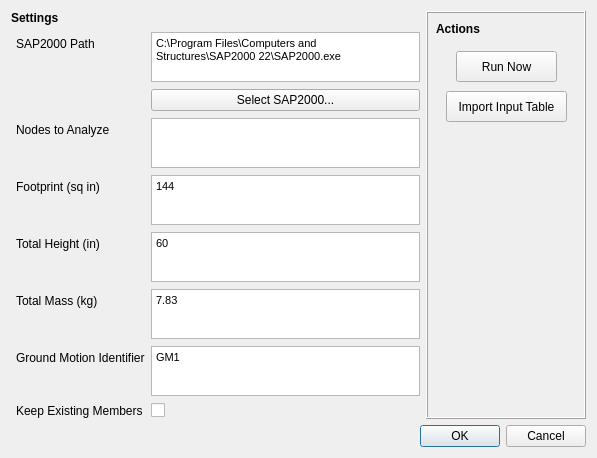
First picture: the form in resources/UI/autobuilder_runtowers_v2.ui, repository UofT-Seismic-Design-Team/Autobuilder-3.0, before the edit.
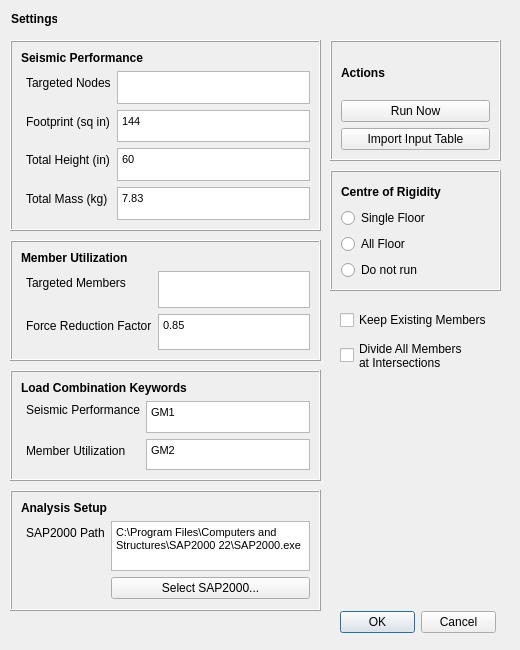
Second picture: the form after the edit.

Commit message:
Major update on RunTowers
New face dialog in progress

```diff
--- a/resources/UI/autobuilder_runtowers_v2.ui
+++ b/resources/UI/autobuilder_runtowers_v2.ui
@@ -2,48 +2,138 @@
 <ui version="4.0">
  <class>runTowersDialog</class>
  <widget class="QDialog" name="runTowersDialog">
+  <property name="enabled">
+   <bool>true</bool>
+  </property>
   <property name="geometry">
    <rect>
     <x>0</x>
     <y>0</y>
-    <width>597</width>
-    <height>458</height>
+    <width>520</width>
+    <height>650</height>
    </rect>
   </property>
+  <property name="minimumSize">
+   <size>
+    <width>520</width>
+    <height>650</height>
+   </size>
+  </property>
+  <property name="maximumSize">
+   <size>
+    <width>520</width>
+    <height>650</height>
+   </size>
+  </property>
   <property name="windowTitle">
    <string>Run Towers</string>
   </property>
-  <layout class="QVBoxLayout" name="verticalLayout_2">
-   <item>
-    <layout class="QHBoxLayout" name="horizontalLayout">
-     <item>
+  <widget class="QDialogButtonBox" name="runTowers_buttonBox">
+   <property name="geometry">
+    <rect>
+     <x>340</x>
+     <y>610</y>
+     <width>156</width>
+     <height>24</height>
+    </rect>
+   </property>
+   <property name="standardButtons">
+    <set>QDialogButtonBox::Cancel|QDialogButtonBox::Ok</set>
+   </property>
+  </widget>
+  <widget class="QFrame" name="cr_frame">
+   <property name="geometry">
+    <rect>
+     <x>330</x>
+     <y>170</y>
+     <width>171</width>
+     <height>121</height>
+    </rect>
+   </property>
+   <property name="minimumSize">
+    <size>
+     <width>160</width>
+     <height>0</height>
+    </size>
+   </property>
+   <property name="frameShape">
+    <enum>QFrame::Box</enum>
+   </property>
+   <property name="frameShadow">
+    <enum>QFrame::Raised</enum>
+   </property>
       <layout class="QVBoxLayout" name="verticalLayout">
        <item>
-        <widget class="QLabel" name="settings_title">
+     <widget class="QLabel" name="cr_label">
          <property name="font">
           <font>
            <bold>true</bold>
           </font>
          </property>
-         <property name="cursor">
-          <cursorShape>ArrowCursor</cursorShape>
+      <property name="text">
+       <string>Centre of Rigidity</string>
+      </property>
+     </widget>
+    </item>
+    <item>
+     <widget class="QRadioButton" name="singleFloor_radioButton">
+      <property name="text">
+       <string>Single Floor</string>
+      </property>
+     </widget>
+    </item>
+    <item>
+     <widget class="QRadioButton" name="allFloor_radioButton">
+      <property name="text">
+       <string>All Floor</string>
+      </property>
+     </widget>
+    </item>
+    <item>
+     <widget class="QRadioButton" name="doNotRun_radioButton">
+      <property name="text">
+       <string>Do not run</string>
+      </property>
+     </widget>
+    </item>
+   </layout>
+  </widget>
+  <widget class="QFrame" name="analysis_setup_frame">
+   <property name="geometry">
+    <rect>
+     <x>10</x>
+     <y>490</y>
+     <width>311</width>
+     <height>121</height>
+    </rect>
+   </property>
+   <property name="minimumSize">
+    <size>
+     <width>160</width>
+     <height>0</height>
+    </size>
          </property>
          <property name="frameShape">
-          <enum>QFrame::NoFrame</enum>
+    <enum>QFrame::Box</enum>
+   </property>
+   <property name="frameShadow">
+    <enum>QFrame::Raised</enum>
+   </property>
+   <layout class="QVBoxLayout" name="verticalLayout_2">
+    <item>
+     <widget class="QLabel" name="analysis_setup_label">
+      <property name="font">
+       <font>
+        <bold>true</bold>
+       </font>
          </property>
          <property name="text">
-          <string>&lt;html&gt;&lt;head/&gt;&lt;body&gt;&lt;p&gt;&lt;span style=&quot; font-weight:600;&quot;&gt;Settings&lt;/span&gt;&lt;/p&gt;&lt;/body&gt;&lt;/html&gt;</string>
-         </property>
-         <property name="textFormat">
-          <enum>Qt::RichText</enum>
-         </property>
-         <property name="indent">
-          <number>-1</number>
+       <string>Analysis Setup</string>
          </property>
         </widget>
        </item>
        <item>
-        <layout class="QFormLayout" name="formLayout">
+     <layout class="QFormLayout" name="analysis_setup_layout">
          <item row="0" column="0">
           <widget class="QLabel" name="SAP2000Path_title">
            <property name="sizePolicy">
@@ -111,7 +201,39 @@
            </property>
           </widget>
          </item>
-         <item row="2" column="0">
+     </layout>
+    </item>
+   </layout>
+  </widget>
+  <widget class="QFrame" name="cost_calculation_frame">
+   <property name="geometry">
+    <rect>
+     <x>10</x>
+     <y>40</y>
+     <width>311</width>
+     <height>191</height>
+    </rect>
+   </property>
+   <property name="frameShape">
+    <enum>QFrame::Box</enum>
+   </property>
+   <property name="frameShadow">
+    <enum>QFrame::Raised</enum>
+   </property>
+   <layout class="QFormLayout" name="formLayout">
+    <item row="0" column="0" colspan="2">
+     <widget class="QLabel" name="cost_calculation_label">
+      <property name="font">
+       <font>
+        <bold>true</bold>
+       </font>
+      </property>
+      <property name="text">
+       <string>Seismic Performance</string>
+      </property>
+     </widget>
+    </item>
+    <item row="1" column="0">
           <widget class="QLabel" name="nodesToAnalyze_title">
            <property name="minimumSize">
             <size>
@@ -123,14 +245,14 @@
             <enum>QFrame::NoFrame</enum>
            </property>
            <property name="text">
-            <string>&lt;html&gt;&lt;head/&gt;&lt;body&gt;&lt;p&gt;Nodes to Analyze&lt;/p&gt;&lt;/body&gt;&lt;/html&gt;</string>
+       <string>&lt;html&gt;&lt;head/&gt;&lt;body&gt;&lt;p&gt;Targeted Nodes&lt;/p&gt;&lt;/body&gt;&lt;/html&gt;</string>
            </property>
            <property name="indent">
             <number>5</number>
            </property>
           </widget>
          </item>
-         <item row="2" column="1">
+    <item row="1" column="1">
           <widget class="QTextEdit" name="nodesToAnalyze_input">
            <property name="enabled">
             <bool>true</bool>
@@ -141,9 +263,15 @@
              <height>50</height>
             </size>
            </property>
-          </widget>
-         </item>
-         <item row="3" column="0">
+      <property name="verticalScrollBarPolicy">
+       <enum>Qt::ScrollBarAlwaysOff</enum>
+      </property>
+      <property name="horizontalScrollBarPolicy">
+       <enum>Qt::ScrollBarAlwaysOff</enum>
+      </property>
+     </widget>
+    </item>
+    <item row="2" column="0">
           <widget class="QLabel" name="footprint_title">
            <property name="minimumSize">
             <size>
@@ -162,7 +290,7 @@
            </property>
           </widget>
          </item>
-         <item row="3" column="1">
+    <item row="2" column="1">
           <widget class="QTextEdit" name="footprint_input">
            <property name="maximumSize">
             <size>
@@ -170,6 +298,12 @@
              <height>50</height>
             </size>
            </property>
+      <property name="verticalScrollBarPolicy">
+       <enum>Qt::ScrollBarAlwaysOff</enum>
+      </property>
+      <property name="horizontalScrollBarPolicy">
+       <enum>Qt::ScrollBarAlwaysOff</enum>
+      </property>
            <property name="html">
             <string>&lt;!DOCTYPE HTML PUBLIC &quot;-//W3C//DTD HTML 4.0//EN&quot; &quot;http://www.w3.org/TR/REC-html40/strict.dtd&quot;&gt;
 &lt;html&gt;&lt;head&gt;&lt;meta name=&quot;qrichtext&quot; content=&quot;1&quot; /&gt;&lt;meta charset=&quot;utf-8&quot; /&gt;&lt;style type=&quot;text/css&quot;&gt;
@@ -182,7 +316,7 @@
            </property>
           </widget>
          </item>
-         <item row="4" column="0">
+    <item row="3" column="0">
           <widget class="QLabel" name="totalHeight_title">
            <property name="minimumSize">
             <size>
@@ -201,7 +335,7 @@
            </property>
           </widget>
          </item>
-         <item row="4" column="1">
+    <item row="3" column="1">
           <widget class="QTextEdit" name="totalHeight_input">
            <property name="maximumSize">
             <size>
@@ -209,6 +343,12 @@
              <height>50</height>
             </size>
            </property>
+      <property name="verticalScrollBarPolicy">
+       <enum>Qt::ScrollBarAlwaysOff</enum>
+      </property>
+      <property name="horizontalScrollBarPolicy">
+       <enum>Qt::ScrollBarAlwaysOff</enum>
+      </property>
            <property name="html">
             <string>&lt;!DOCTYPE HTML PUBLIC &quot;-//W3C//DTD HTML 4.0//EN&quot; &quot;http://www.w3.org/TR/REC-html40/strict.dtd&quot;&gt;
 &lt;html&gt;&lt;head&gt;&lt;meta name=&quot;qrichtext&quot; content=&quot;1&quot; /&gt;&lt;meta charset=&quot;utf-8&quot; /&gt;&lt;style type=&quot;text/css&quot;&gt;
@@ -221,7 +361,7 @@
            </property>
           </widget>
          </item>
-         <item row="5" column="0">
+    <item row="4" column="0">
           <widget class="QLabel" name="totalMass_title">
            <property name="minimumSize">
             <size>
@@ -240,7 +380,7 @@
            </property>
           </widget>
          </item>
-         <item row="5" column="1">
+    <item row="4" column="1">
           <widget class="QTextEdit" name="totalMass_input">
            <property name="maximumSize">
             <size>
@@ -248,20 +388,61 @@
              <height>50</height>
             </size>
            </property>
+      <property name="font">
+       <font>
+        <pointsize>8</pointsize>
+       </font>
+      </property>
+      <property name="verticalScrollBarPolicy">
+       <enum>Qt::ScrollBarAlwaysOff</enum>
+      </property>
+      <property name="horizontalScrollBarPolicy">
+       <enum>Qt::ScrollBarAlwaysOff</enum>
+      </property>
            <property name="html">
             <string>&lt;!DOCTYPE HTML PUBLIC &quot;-//W3C//DTD HTML 4.0//EN&quot; &quot;http://www.w3.org/TR/REC-html40/strict.dtd&quot;&gt;
 &lt;html&gt;&lt;head&gt;&lt;meta name=&quot;qrichtext&quot; content=&quot;1&quot; /&gt;&lt;meta charset=&quot;utf-8&quot; /&gt;&lt;style type=&quot;text/css&quot;&gt;
 p, li { white-space: pre-wrap; }
-&lt;/style&gt;&lt;/head&gt;&lt;body style=&quot; font-family:'Segoe UI'; font-size:9pt; font-weight:400; font-style:normal;&quot;&gt;
-&lt;p style=&quot; margin-top:12px; margin-bottom:12px; margin-left:0px; margin-right:0px; -qt-block-indent:0; text-indent:0px;&quot;&gt;&lt;span style=&quot; font-family:'MS Shell Dlg 2'; font-size:8.25pt;&quot;&gt;7.83&lt;/span&gt;&lt;/p&gt;&lt;/body&gt;&lt;/html&gt;</string>
+&lt;/style&gt;&lt;/head&gt;&lt;body style=&quot; font-family:'Segoe UI'; font-size:8pt; font-weight:400; font-style:normal;&quot;&gt;
+&lt;p style=&quot; margin-top:12px; margin-bottom:12px; margin-left:0px; margin-right:0px; -qt-block-indent:0; text-indent:0px;&quot;&gt;7.83&lt;/p&gt;&lt;/body&gt;&lt;/html&gt;</string>
            </property>
            <property name="placeholderText">
             <string>7.83</string>
            </property>
           </widget>
          </item>
-         <item row="6" column="0">
-          <widget class="QLabel" name="gmIdentifier_title">
+   </layout>
+  </widget>
+  <widget class="QFrame" name="load_combo_keywords_frame">
+   <property name="geometry">
+    <rect>
+     <x>10</x>
+     <y>370</y>
+     <width>311</width>
+     <height>111</height>
+    </rect>
+   </property>
+   <property name="frameShape">
+    <enum>QFrame::Box</enum>
+   </property>
+   <property name="frameShadow">
+    <enum>QFrame::Raised</enum>
+   </property>
+   <layout class="QFormLayout" name="formLayout_3">
+    <item row="0" column="0" colspan="2">
+     <widget class="QLabel" name="load_combo_keywords_label">
+      <property name="font">
+       <font>
+        <bold>true</bold>
+       </font>
+      </property>
+      <property name="text">
+       <string>Load Combination Keywords</string>
+      </property>
+     </widget>
+    </item>
+    <item row="1" column="0">
+     <widget class="QLabel" name="seismicPerformanceId_title">
            <property name="minimumSize">
             <size>
              <width>0</width>
@@ -272,21 +453,27 @@
             <enum>QFrame::NoFrame</enum>
            </property>
            <property name="text">
-            <string>&lt;html&gt;&lt;head/&gt;&lt;body&gt;&lt;p&gt;Ground Motion Identifier&lt;/p&gt;&lt;/body&gt;&lt;/html&gt;</string>
+       <string>&lt;html&gt;&lt;head/&gt;&lt;body&gt;&lt;p&gt;Seismic Performance&lt;br/&gt;&lt;/p&gt;&lt;/body&gt;&lt;/html&gt;</string>
            </property>
            <property name="indent">
             <number>5</number>
            </property>
           </widget>
          </item>
-         <item row="6" column="1">
-          <widget class="QTextEdit" name="gmIdentifier_input">
+    <item row="1" column="1">
+     <widget class="QTextEdit" name="seismicPerformanceId_input">
            <property name="maximumSize">
             <size>
              <width>16777215</width>
              <height>50</height>
             </size>
            </property>
+      <property name="verticalScrollBarPolicy">
+       <enum>Qt::ScrollBarAlwaysOff</enum>
+      </property>
+      <property name="horizontalScrollBarPolicy">
+       <enum>Qt::ScrollBarAlwaysOff</enum>
+      </property>
            <property name="html">
             <string>&lt;!DOCTYPE HTML PUBLIC &quot;-//W3C//DTD HTML 4.0//EN&quot; &quot;http://www.w3.org/TR/REC-html40/strict.dtd&quot;&gt;
 &lt;html&gt;&lt;head&gt;&lt;meta name=&quot;qrichtext&quot; content=&quot;1&quot; /&gt;&lt;meta charset=&quot;utf-8&quot; /&gt;&lt;style type=&quot;text/css&quot;&gt;
@@ -299,28 +486,62 @@
            </property>
           </widget>
          </item>
-         <item row="7" column="0">
-          <widget class="QLabel" name="keepExistingMembers_title">
-           <property name="mouseTracking">
-            <bool>true</bool>
+    <item row="2" column="0">
+     <widget class="QLabel" name="memberUtilizationId_label">
+      <property name="minimumSize">
+       <size>
+        <width>0</width>
+        <height>0</height>
+       </size>
+      </property>
+      <property name="frameShape">
+       <enum>QFrame::NoFrame</enum>
            </property>
            <property name="text">
-            <string>Keep Existing Members</string>
+       <string>&lt;html&gt;&lt;head/&gt;&lt;body&gt;&lt;p&gt;Member Utilization&lt;/p&gt;&lt;/body&gt;&lt;/html&gt;</string>
            </property>
            <property name="indent">
             <number>5</number>
            </property>
           </widget>
          </item>
-         <item row="7" column="1">
-          <widget class="QCheckBox" name="keepExistingMembers_checkBox"/>
-         </item>
-        </layout>
-       </item>
-      </layout>
-     </item>
-     <item>
+    <item row="2" column="1">
+     <widget class="QTextEdit" name="memberUtilizationId_input">
+      <property name="maximumSize">
+       <size>
+        <width>16777215</width>
+        <height>50</height>
+       </size>
+      </property>
+      <property name="verticalScrollBarPolicy">
+       <enum>Qt::ScrollBarAlwaysOff</enum>
+      </property>
+      <property name="horizontalScrollBarPolicy">
+       <enum>Qt::ScrollBarAlwaysOff</enum>
+      </property>
+      <property name="html">
+       <string>&lt;!DOCTYPE HTML PUBLIC &quot;-//W3C//DTD HTML 4.0//EN&quot; &quot;http://www.w3.org/TR/REC-html40/strict.dtd&quot;&gt;
+&lt;html&gt;&lt;head&gt;&lt;meta name=&quot;qrichtext&quot; content=&quot;1&quot; /&gt;&lt;meta charset=&quot;utf-8&quot; /&gt;&lt;style type=&quot;text/css&quot;&gt;
+p, li { white-space: pre-wrap; }
+&lt;/style&gt;&lt;/head&gt;&lt;body style=&quot; font-family:'Segoe UI'; font-size:9pt; font-weight:400; font-style:normal;&quot;&gt;
+&lt;p style=&quot; margin-top:12px; margin-bottom:12px; margin-left:0px; margin-right:0px; -qt-block-indent:0; text-indent:0px;&quot;&gt;&lt;span style=&quot; font-family:'MS Shell Dlg 2'; font-size:8.25pt;&quot;&gt;GM2&lt;/span&gt;&lt;/p&gt;&lt;/body&gt;&lt;/html&gt;</string>
+      </property>
+      <property name="placeholderText">
+       <string>7.83</string>
+      </property>
+     </widget>
+    </item>
+   </layout>
+  </widget>
       <widget class="QFrame" name="actions_frame">
+   <property name="geometry">
+    <rect>
+     <x>330</x>
+     <y>40</y>
+     <width>171</width>
+     <height>121</height>
+    </rect>
+   </property>
        <property name="minimumSize">
         <size>
          <width>160</width>
@@ -333,31 +554,9 @@
        <property name="frameShadow">
         <enum>QFrame::Raised</enum>
        </property>
-       <widget class="QPushButton" name="runNow_Button">
-        <property name="geometry">
-         <rect>
-          <x>30</x>
-          <y>40</y>
-          <width>101</width>
-          <height>31</height>
-         </rect>
-        </property>
-        <property name="text">
-         <string>Run Now</string>
-        </property>
-        <property name="autoDefault">
-         <bool>true</bool>
-        </property>
-       </widget>
+   <layout class="QVBoxLayout" name="verticalLayout_3">
+    <item>
        <widget class="QLabel" name="actions_label">
-        <property name="geometry">
-         <rect>
-          <x>10</x>
-          <y>10</y>
-          <width>51</width>
-          <height>16</height>
-         </rect>
-        </property>
         <property name="font">
          <font>
           <bold>true</bold>
@@ -367,15 +566,19 @@
          <string>Actions</string>
         </property>
        </widget>
+    </item>
+    <item>
+     <widget class="QPushButton" name="runNow_Button">
+      <property name="text">
+       <string>Run Now</string>
+      </property>
+      <property name="autoDefault">
+       <bool>true</bool>
+      </property>
+     </widget>
+    </item>
+    <item>
        <widget class="QPushButton" name="importInputTable_Button">
-        <property name="geometry">
-         <rect>
-          <x>20</x>
-          <y>80</y>
-          <width>121</width>
-          <height>31</height>
-         </rect>
-        </property>
         <property name="text">
          <string>Import Input Table</string>
         </property>
@@ -383,18 +586,184 @@
          <bool>true</bool>
         </property>
        </widget>
-      </widget>
-     </item>
-    </layout>
-   </item>
-   <item>
-    <widget class="QDialogButtonBox" name="runTowers_buttonBox">
-     <property name="standardButtons">
-      <set>QDialogButtonBox::Cancel|QDialogButtonBox::Ok</set>
-     </property>
-    </widget>
-   </item>
-  </layout>
+    </item>
+   </layout>
+  </widget>
+  <widget class="QLabel" name="settings_title">
+   <property name="geometry">
+    <rect>
+     <x>11</x>
+     <y>11</y>
+     <width>46</width>
+     <height>16</height>
+    </rect>
+   </property>
+   <property name="font">
+    <font>
+     <bold>true</bold>
+    </font>
+   </property>
+   <property name="cursor">
+    <cursorShape>ArrowCursor</cursorShape>
+   </property>
+   <property name="frameShape">
+    <enum>QFrame::NoFrame</enum>
+   </property>
+   <property name="text">
+    <string>&lt;html&gt;&lt;head/&gt;&lt;body&gt;&lt;p&gt;Settings&lt;/p&gt;&lt;/body&gt;&lt;/html&gt;</string>
+   </property>
+   <property name="textFormat">
+    <enum>Qt::RichText</enum>
+   </property>
+   <property name="indent">
+    <number>-1</number>
+   </property>
+  </widget>
+  <widget class="QCheckBox" name="keepExistingMembers_checkBox">
+   <property name="geometry">
+    <rect>
+     <x>340</x>
+     <y>310</y>
+     <width>161</width>
+     <height>20</height>
+    </rect>
+   </property>
+   <property name="text">
+    <string>Keep Existing Members</string>
+   </property>
+  </widget>
+  <widget class="QCheckBox" name="divideAllMembersAtIntersections_checkBox">
+   <property name="geometry">
+    <rect>
+     <x>340</x>
+     <y>340</y>
+     <width>161</width>
+     <height>31</height>
+    </rect>
+   </property>
+   <property name="text">
+    <string>Divide All Members 
+at Intersections</string>
+   </property>
+  </widget>
+  <widget class="QFrame" name="cost_calculation_frame_2">
+   <property name="geometry">
+    <rect>
+     <x>10</x>
+     <y>240</y>
+     <width>311</width>
+     <height>121</height>
+    </rect>
+   </property>
+   <property name="frameShape">
+    <enum>QFrame::Box</enum>
+   </property>
+   <property name="frameShadow">
+    <enum>QFrame::Raised</enum>
+   </property>
+   <layout class="QFormLayout" name="formLayout_2">
+    <item row="1" column="0">
+     <widget class="QLabel" name="nodesToAnalyze_title_2">
+      <property name="minimumSize">
+       <size>
+        <width>0</width>
+        <height>0</height>
+       </size>
+      </property>
+      <property name="frameShape">
+       <enum>QFrame::NoFrame</enum>
+      </property>
+      <property name="text">
+       <string>&lt;html&gt;&lt;head/&gt;&lt;body&gt;&lt;p&gt;Targeted Members&lt;/p&gt;&lt;/body&gt;&lt;/html&gt;</string>
+      </property>
+      <property name="indent">
+       <number>5</number>
+      </property>
+     </widget>
+    </item>
+    <item row="1" column="1">
+     <widget class="QTextEdit" name="nodesToAnalyze_input_2">
+      <property name="enabled">
+       <bool>true</bool>
+      </property>
+      <property name="maximumSize">
+       <size>
+        <width>16777215</width>
+        <height>50</height>
+       </size>
+      </property>
+      <property name="verticalScrollBarPolicy">
+       <enum>Qt::ScrollBarAlwaysOff</enum>
+      </property>
+      <property name="horizontalScrollBarPolicy">
+       <enum>Qt::ScrollBarAlwaysOff</enum>
+      </property>
+     </widget>
+    </item>
+    <item row="2" column="0">
+     <widget class="QLabel" name="forceReductionFactor_title">
+      <property name="minimumSize">
+       <size>
+        <width>0</width>
+        <height>0</height>
+       </size>
+      </property>
+      <property name="frameShape">
+       <enum>QFrame::NoFrame</enum>
+      </property>
+      <property name="text">
+       <string>Force Reduction Factor</string>
+      </property>
+      <property name="indent">
+       <number>5</number>
+      </property>
+     </widget>
+    </item>
+    <item row="2" column="1">
+     <widget class="QTextEdit" name="forceReductionFactor_input">
+      <property name="maximumSize">
+       <size>
+        <width>16777215</width>
+        <height>50</height>
+       </size>
+      </property>
+      <property name="font">
+       <font>
+        <pointsize>8</pointsize>
+       </font>
+      </property>
+      <property name="verticalScrollBarPolicy">
+       <enum>Qt::ScrollBarAlwaysOff</enum>
+      </property>
+      <property name="horizontalScrollBarPolicy">
+       <enum>Qt::ScrollBarAlwaysOff</enum>
+      </property>
+      <property name="html">
+       <string>&lt;!DOCTYPE HTML PUBLIC &quot;-//W3C//DTD HTML 4.0//EN&quot; &quot;http://www.w3.org/TR/REC-html40/strict.dtd&quot;&gt;
+&lt;html&gt;&lt;head&gt;&lt;meta name=&quot;qrichtext&quot; content=&quot;1&quot; /&gt;&lt;meta charset=&quot;utf-8&quot; /&gt;&lt;style type=&quot;text/css&quot;&gt;
+p, li { white-space: pre-wrap; }
+&lt;/style&gt;&lt;/head&gt;&lt;body style=&quot; font-family:'Segoe UI'; font-size:8pt; font-weight:400; font-style:normal;&quot;&gt;
+&lt;p style=&quot; margin-top:12px; margin-bottom:12px; margin-left:0px; margin-right:0px; -qt-block-indent:0; text-indent:0px;&quot;&gt;0.85&lt;/p&gt;&lt;/body&gt;&lt;/html&gt;</string>
+      </property>
+      <property name="placeholderText">
+       <string>0.85</string>
+      </property>
+     </widget>
+    </item>
+    <item row="0" column="0" colspan="2">
+     <widget class="QLabel" name="cost_calculation_label_2">
+      <property name="font">
+       <font>
+        <bold>true</bold>
+       </font>
+      </property>
+      <property name="text">
+       <string>Member Utilization</string>
+      </property>
+     </widget>
+    </item>
+   </layout>
+  </widget>
  </widget>
  <resources>
   <include location="../../resources.qrc"/>
```
Lines whose indentation alone changed are shown as unchanged. The commit also changes 24 other files.
